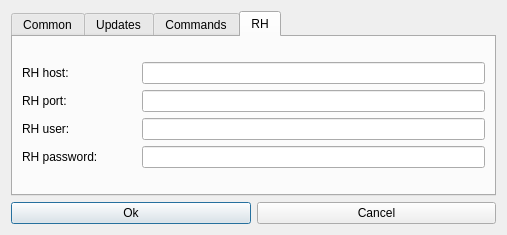
The window that hub/forms/DlgSettings.ui (subutai-io/control-center) describes before a commit, drawn with Qt 5.
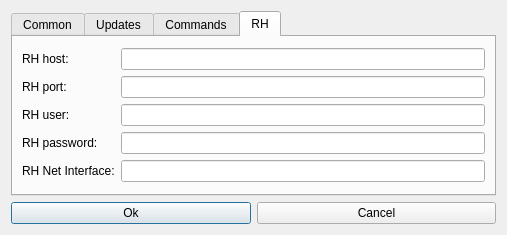
The same window after the commit. Icons and pictures are not drawn.

Commit message: Add rh network interface to settings. Add logs to ssystem call

Patch:
```diff
--- a/hub/forms/DlgSettings.ui
+++ b/hub/forms/DlgSettings.ui
@@ -261,7 +261,7 @@
         </attribute>
         <layout class="QVBoxLayout" name="verticalLayout_5">
          <item>
-          <layout class="QGridLayout" name="gridLayout_8" columnstretch="1,3">
+          <layout class="QGridLayout" name="gridLayout_8" columnstretch="1,4">
            <item row="0" column="0">
             <widget class="QLabel" name="lbl_rhip_host">
              <property name="text">
@@ -272,6 +272,13 @@
            <item row="0" column="1">
             <widget class="QLineEdit" name="le_rhip_host"/>
            </item>
+           <item row="1" column="0">
+            <widget class="QLabel" name="lbl_rhip_port">
+             <property name="text">
+              <string>RH port:</string>
+             </property>
+            </widget>
+           </item>
            <item row="1" column="1">
             <widget class="QLineEdit" name="le_rhip_port"/>
            </item>
@@ -299,13 +306,16 @@
              </property>
             </widget>
            </item>
-           <item row="1" column="0">
-            <widget class="QLabel" name="lbl_rhip_port">
+           <item row="4" column="0">
+            <widget class="QLabel" name="lbl_rhip_net_interface">
              <property name="text">
-              <string>RH port:</string>
+              <string>RH Net Interface:</string>
              </property>
             </widget>
            </item>
+           <item row="4" column="1">
+            <widget class="QLineEdit" name="le_rhip_interface"/>
+           </item>
           </layout>
          </item>
         </layout>
```
The commit also changes 3 other files.
